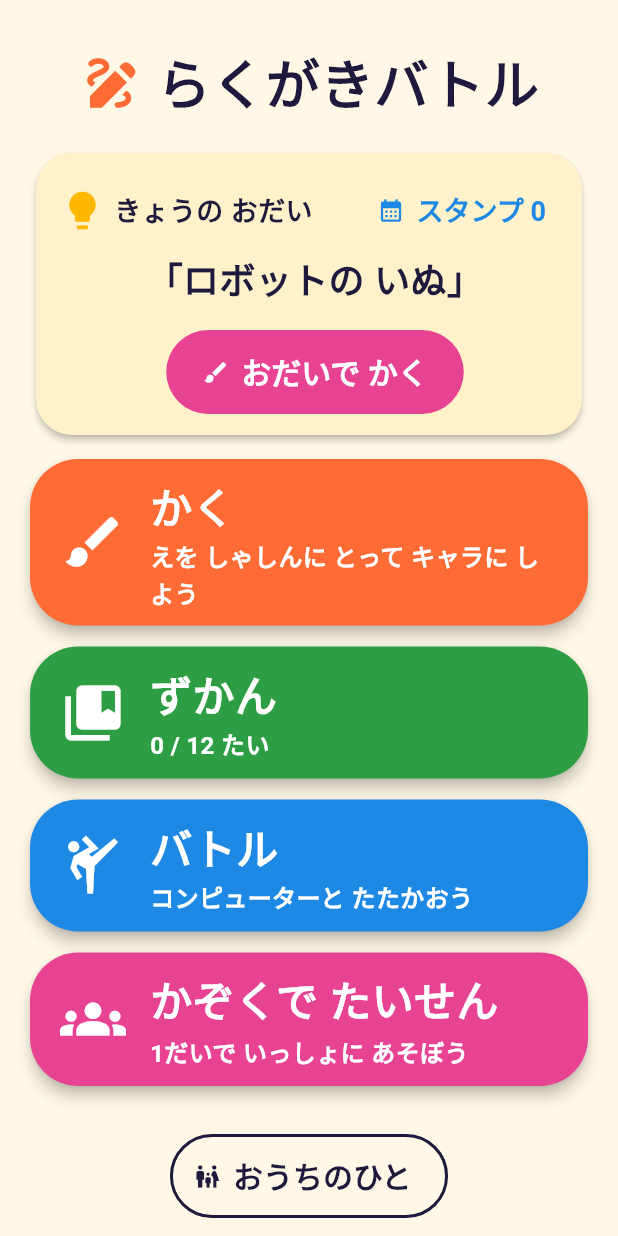
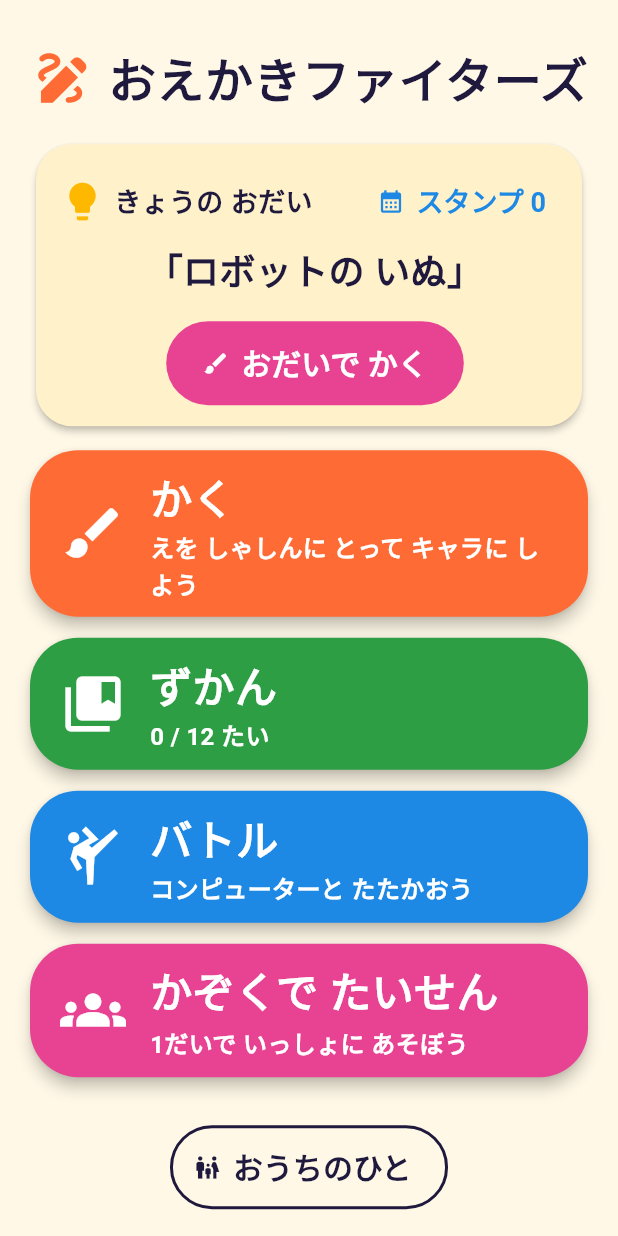
Before and after one commit to fru69syo/doodle-battle, a Flutter app: the HomeScreen screen opened by its route, on a phone screen of 412 x 824 dp. Run offline on Flutter 3.47's test engine with Material 3 defaults, Android fonts, the phone set to English and light mode, and no system bars; our stand-ins replace camera, cloud_firestore, cloud_functions, firebase_auth, firebase_core, firebase_crashlytics and 9 more; missing offline and left inert: firebase_app_check, gal, in_app_purchase_android, in_app_purchase_platform_interface, unorm_dart; accounts and stored records are empty; Roboto replaces fonts that are missing (ZenMaruGothic).

Commit message:
Rename in-app name to おえかきファイターズ via appDisplayName
Home and setup titles, MaterialApp title, licences page, card PDF
(metadata, sheet header, logo), card preview logo and print job name all
read appDisplayName. Long titles scale down instead of overflowing.
Card PDF file names use oekaki_fighters_cards_. Daily boost cap comment
now covers こうこくなしパス (SPEC §11.4).

Co-Authored-By: Claude Opus 5.5 <noreply@anthropic.com>
Claude-Session: https://claude.ai/code/session_01QRHLaYFdZHWgzxL5AWfKrR

```diff
--- a/app/lib/app.dart
+++ b/app/lib/app.dart
@@ -2,6 +2,7 @@ import 'package:flutter/material.dart';
 import 'package:flutter_localizations/flutter_localizations.dart';
 import 'package:flutter_riverpod/flutter_riverpod.dart';
 
+import 'core/config/app_config.dart';
 import 'core/router/app_router.dart';
 import 'core/theme/app_theme.dart';
 import 'features/monetization/monetization_sync.dart';
@@ -15,7 +16,7 @@ class DoodleBattleApp extends ConsumerWidget {
     ref.watch(monetizationSyncProvider);
     return PlayTimeTracker(
       child: MaterialApp.router(
-        title: 'らくがきバトル',
+        title: appDisplayName,
         debugShowCheckedModeBanner: false,
         theme: buildAppTheme(),
         locale: const Locale('ja'),
--- a/app/lib/core/config/app_config.dart
+++ b/app/lib/core/config/app_config.dart
@@ -7,10 +7,13 @@
 /// android/app/build.gradle.kts).
 library;
 
-/// The app's display name as drawn inside the app's own media (Before/After
-/// video logo, watermark and store line). Renaming the app is a one-line
-/// change here (the launcher label lives in AndroidManifest.xml).
-const String appDisplayName = 'らくがきバトル';
+/// The app's display name (SPEC §11.4) as shown inside the app: home and
+/// setup titles, licences page, card PDF logo, Before/After video logo,
+/// watermark and store line. Renaming the app is a one-line change here;
+/// outside Dart it also lives in AndroidManifest.xml (`android:label`),
+/// ios/Runner/Info.plist (`CFBundleDisplayName`) and store/metadata.
+/// Internal ids (package `doodle_battle`, applicationId) never change.
+const String appDisplayName = 'おえかきファイターズ';
 
 /// Google's official test rewarded ad unit (Android). Test ads never earn
 /// money and are safe to tap during development.
@@ -23,7 +26,9 @@ const String rewardedAdUnitId = String.fromEnvironment(
   defaultValue: testRewardedAdUnitId,
 );
 
-/// Maximum ad-based XP boosts per local day (おうえんパス is not limited).
+/// Maximum post-battle XP ×2 bonuses per local day, by ad or with
+/// こうこくなしパス alike (SPEC §11.4: paying must not make characters grow
+/// faster than watching ads).
 const int dailyAdBoostCap = 3;
 
 /// Base URL of the policy/support site (`site/`, deployed to GitHub Pages).
--- a/app/lib/features/card_print/card_pdf.dart
+++ b/app/lib/features/card_print/card_pdf.dart
@@ -9,6 +9,7 @@ import 'dart:typed_data';
 import 'package:pdf/pdf.dart';
 import 'package:pdf/widgets.dart' as pw;
 
+import '../../core/config/app_config.dart';
 import '../../domain/character.dart';
 import '../../domain/element_type.dart';
 import '../../domain/stats.dart';
@@ -109,9 +110,9 @@ Future<Uint8List> buildCardPdf(
   if (cards.isEmpty) throw ArgumentError('no cards');
   final doc = pw.Document(
     compress: compress,
-    title: 'らくがきバトル キャラカード',
-    author: 'らくがきバトル',
-    creator: 'らくがきバトル',
+    title: '$appDisplayName キャラカード',
+    author: appDisplayName,
+    creator: appDisplayName,
     theme: pw.ThemeData.withFont(
       base: pw.Font.ttf(fonts.regular),
       bold: pw.Font.ttf(fonts.bold),
@@ -155,7 +156,7 @@ pw.Widget _sheet(List<CardContent> cards) {
         left: left,
         top: top - 9 * _mm,
         child: pw.Text(
-          'らくがきバトル キャラカード ・ せんに そって きってね',
+          '$appDisplayName キャラカード ・ せんに そって きってね',
           style: pw.TextStyle(
             fontSize: 10,
             color: _ink,
@@ -456,7 +457,7 @@ pw.Widget _footer(CardContent c) => pw.Row(
   crossAxisAlignment: pw.CrossAxisAlignment.end,
   children: [
     pw.Text(
-      'らくがきバトル',
+      appDisplayName,
       style: pw.TextStyle(
         fontSize: 7.5,
         fontWeight: pw.FontWeight.bold,
--- a/app/lib/features/card_print/card_print_screen.dart
+++ b/app/lib/features/card_print/card_print_screen.dart
@@ -1,6 +1,7 @@
 import 'package:flutter/material.dart';
 import 'package:flutter_riverpod/flutter_riverpod.dart';
 
+import '../../core/config/app_config.dart';
 import '../../core/providers.dart';
 import '../../core/widgets/kid_dialogs.dart';
 import '../../data/app_state.dart';
@@ -88,9 +89,9 @@ class _CardPrintScreenState extends ConsumerState<CardPrintScreen> {
           '${now.day.toString().padLeft(2, '0')}';
       switch (action) {
         case CardAction.print:
-          await out.printPdf(pdf, name: 'らくがきバトル カード');
+          await out.printPdf(pdf, name: '$appDisplayName カード');
         case CardAction.share:
-          await out.sharePdf(pdf, filename: 'rakugaki_cards_$stamp.pdf');
+          await out.sharePdf(pdf, filename: 'oekaki_fighters_cards_$stamp.pdf');
       }
     } on Object {
       failed = true;
--- a/app/lib/features/home/home_screen.dart
+++ b/app/lib/features/home/home_screen.dart
@@ -2,6 +2,7 @@ import 'package:flutter/material.dart';
 import 'package:flutter_riverpod/flutter_riverpod.dart';
 import 'package:go_router/go_router.dart';
 
+import '../../core/config/app_config.dart';
 import '../../core/providers.dart';
 import '../../core/router/routes.dart';
 import '../../core/theme/app_colors.dart';
@@ -114,9 +115,15 @@ class _Title extends StatelessWidget {
       children: [
         Icon(Icons.draw, size: 44, color: AppColors.primary),
         SizedBox(width: 8),
-        Text(
-          'らくがきバトル',
-          style: TextStyle(fontSize: 36, fontWeight: FontWeight.w700),
+        Flexible(
+          child: FittedBox(
+            fit: BoxFit.scaleDown,
+            child: Text(
+              appDisplayName,
+              key: Key('home-title'),
+              style: TextStyle(fontSize: 36, fontWeight: FontWeight.w700),
+            ),
+          ),
         ),
       ],
     ),
--- a/app/lib/features/onboarding/setup_screen.dart
+++ b/app/lib/features/onboarding/setup_screen.dart
@@ -49,9 +49,12 @@ class _SetupScreenState extends ConsumerState<SetupScreen> {
       children: [
         const Icon(Icons.brush, size: 96, color: AppColors.primary),
         const SizedBox(height: 12),
-        const Text(
-          'らくがきバトル',
-          style: TextStyle(fontSize: 40, fontWeight: FontWeight.w700),
+        const FittedBox(
+          fit: BoxFit.scaleDown,
+          child: Text(
+            appDisplayName,
+            style: TextStyle(fontSize: 40, fontWeight: FontWeight.w700),
+          ),
         ),
         const SizedBox(height: 24),
         const Text(
@@ -85,7 +88,7 @@ class _SetupScreenState extends ConsumerState<SetupScreen> {
         ),
         const SizedBox(height: 8),
         const Text(
-          '「らくがきバトル」は、お子さまが紙にかいた絵を撮影してキャラクターにし、'
+          '「$appDisplayName」は、お子さまが紙にかいた絵を撮影してキャラクターにし、'
           'バトルで育てるゲームです。絵の解析は端末の中で行われます。\n'
           '以下の機能は、許可した場合だけ使われます（あとから「おうちのひと」'
           '画面でいつでも変更できます）。',
```
Also changed, not shown: app/lib/features/card_print/card_preview.dart (+14 -6 lines), app/lib/features/parent/parent_settings_screen.dart (+5 -2 lines), 3 other files.
